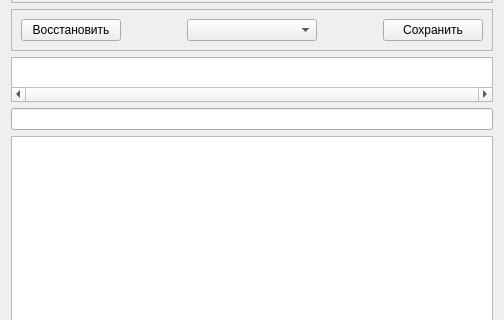
Above: crmand_win.ui from dekarh3/crmand before the change; both pictures show x 0 to 504 and y 304 to 624 of the 504 by 868 pixel window. Below: the same form after it.
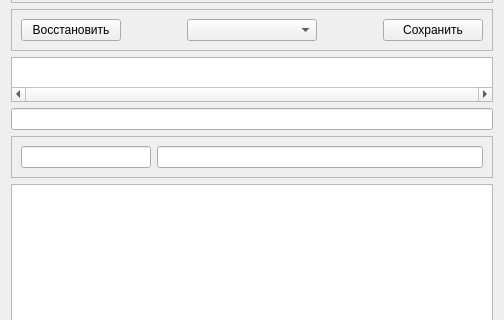
That is the form after the change.

Commit message: Добавил отображение email и города (адреса) Пересортировал категории

What changed in the file:
```diff
--- a/crmand_win.ui
+++ b/crmand_win.ui
@@ -328,6 +328,31 @@
    <item>
     <widget class="QLineEdit" name="lePhones"/>
    </item>
+   <item>
+    <widget class="QFrame" name="frame_4">
+     <property name="frameShape">
+      <enum>QFrame::StyledPanel</enum>
+     </property>
+     <property name="frameShadow">
+      <enum>QFrame::Raised</enum>
+     </property>
+     <layout class="QHBoxLayout" name="horizontalLayout">
+      <item>
+       <widget class="QLineEdit" name="leTown">
+        <property name="maximumSize">
+         <size>
+          <width>130</width>
+          <height>16777215</height>
+         </size>
+        </property>
+       </widget>
+      </item>
+      <item>
+       <widget class="QLineEdit" name="leEmail"/>
+      </item>
+     </layout>
+    </widget>
+   </item>
    <item>
     <widget class="QTextEdit" name="teNote"/>
    </item>
```
The commit also changes 2 other files.
